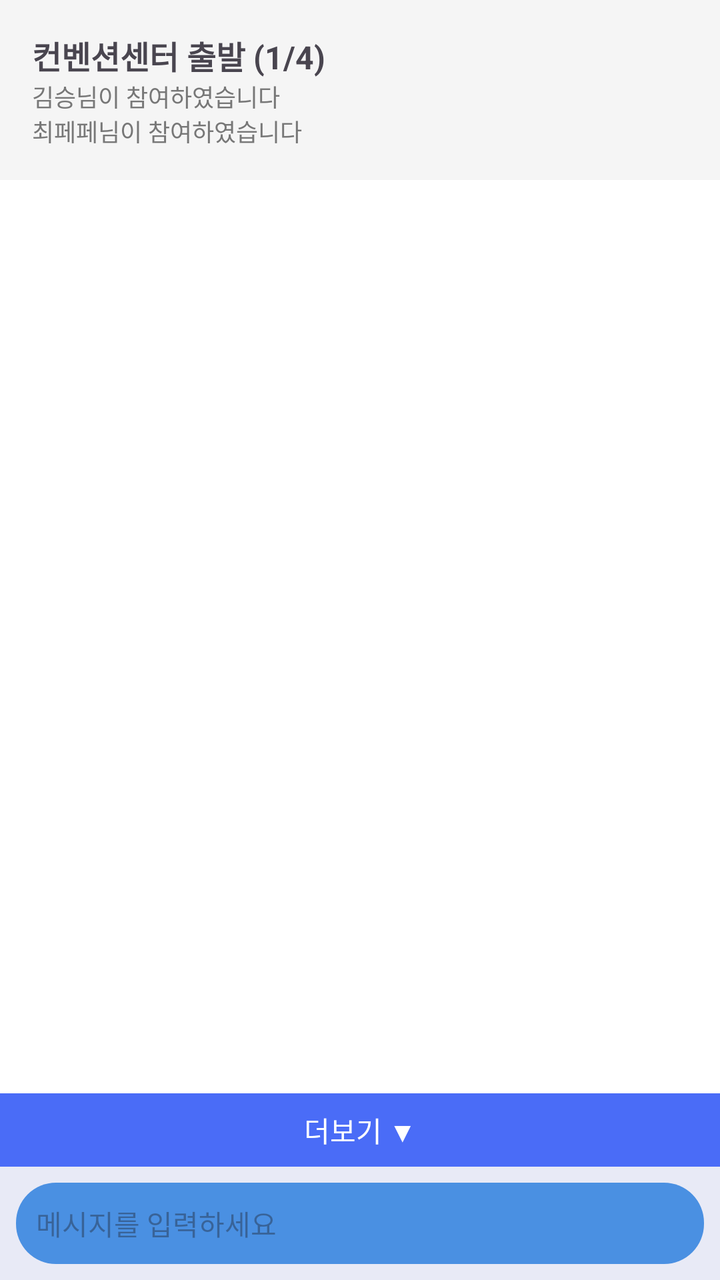
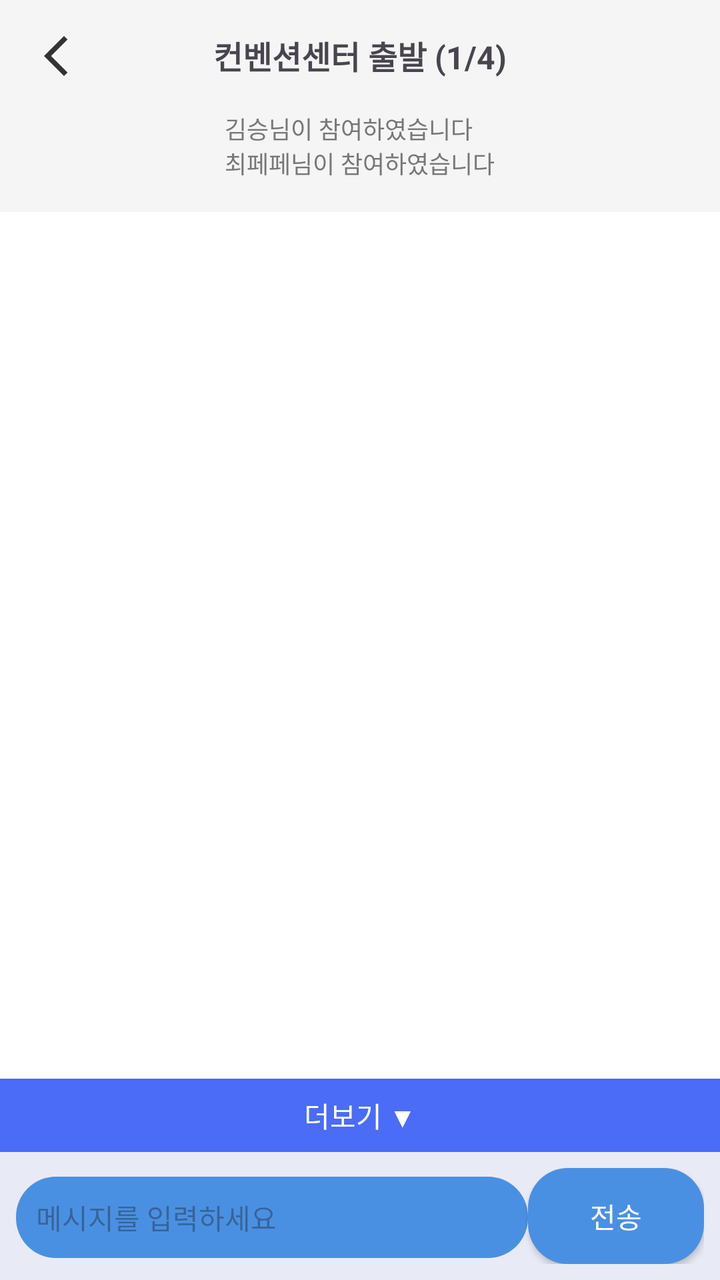

Screens rendered from an Android XML layout before and after an edit, with the pre-edit source and the edit as a unified diff.
<!-- AndroidManifest.xml: application theme Theme.Sharing_Public_Taxi -->
<!-- res/layout/chat_room_activity.xml -->
<LinearLayout
    xmlns:android="http://schemas.android.com/apk/res/android"
    android:layout_width="match_parent"
    android:layout_height="match_parent"
    android:orientation="vertical">

    
    <RelativeLayout
        android:layout_width="match_parent"
        android:layout_height="wrap_content"
        android:background="#F5F5F5"
        android:padding="16dp">

        <TextView
            android:id="@+id/chatTitle"
            android:layout_width="wrap_content"
            android:layout_height="wrap_content"
            android:text="컨벤션센터 출발 (1/4)"
            android:textSize="16sp"
            android:textStyle="bold" />

        <TextView
            android:id="@+id/chatParticipants"
            android:layout_width="wrap_content"
            android:layout_height="wrap_content"
            android:layout_below="@id/chatTitle"
            android:text="김승님이 참여하였습니다\n최페페님이 참여하였습니다"
            android:textSize="12sp"
            android:textColor="#777" />
    </RelativeLayout>

    
    <androidx.recyclerview.widget.RecyclerView
        android:id="@+id/chatRecyclerView"
        android:layout_width="match_parent"
        android:layout_height="0dp"
        android:layout_weight="1"
        android:background="#FFFFFF" />

    
    <LinearLayout
        android:layout_width="match_parent"
        android:layout_height="wrap_content"
        android:orientation="vertical"
        android:background="#4A6CF7"
        android:layout_above="@id/messageContainer">

        
        <TextView
            android:id="@+id/moreButton"
            android:layout_width="match_parent"
            android:layout_height="wrap_content"
            android:gravity="center"
            android:text="더보기 ▼"
            android:textColor="#FFFFFF"
            android:textSize="14sp"
            android:padding="8dp" />

        
        <LinearLayout
            android:id="@+id/expandableView"
            android:layout_width="match_parent"
            android:layout_height="0dp"
            android:orientation="horizontal"
            android:gravity="center"
            android:visibility="gone"
            android:padding="8dp">

            
            <LinearLayout
                android:layout_width="0dp"
                android:layout_height="wrap_content"
                android:layout_weight="1"
                android:orientation="vertical"
                android:gravity="center">

                <ImageView
                    android:layout_width="24dp"
                    android:layout_height="24dp" />

                <TextView
                    android:layout_width="wrap_content"
                    android:layout_height="wrap_content"
                    android:text="출발 알림 전송"
                    android:textColor="#FFFFFF"
                    android:textSize="12sp"
                    android:gravity="center" />
            </LinearLayout>

            
            <LinearLayout
                android:layout_width="0dp"
                android:layout_height="wrap_content"
                android:layout_weight="1"
                android:orientation="vertical"
                android:gravity="center">

                <ImageView
                    android:layout_width="24dp"
                    android:layout_height="24dp" />

                <TextView
                    android:layout_width="wrap_content"
                    android:layout_height="wrap_content"
                    android:text="승강장 정보 전송"
                    android:textColor="#FFFFFF"
                    android:textSize="12sp"
                    android:gravity="center" />
            </LinearLayout>

            
            <LinearLayout
                android:layout_width="0dp"
                android:layout_height="wrap_content"
                android:layout_weight="1"
                android:orientation="vertical"
                android:gravity="center">

                <ImageView
                    android:layout_width="24dp"
                    android:layout_height="24dp" />

                <TextView
                    android:layout_width="wrap_content"
                    android:layout_height="wrap_content"
                    android:text="도착 알림 전송"
                    android:textColor="#FFFFFF"
                    android:textSize="12sp"
                    android:gravity="center" />
            </LinearLayout>
        </LinearLayout>
    </LinearLayout>

    
    <LinearLayout
        android:id="@+id/messageContainer"
        android:layout_width="match_parent"
        android:layout_height="wrap_content"
        android:layout_alignParentBottom="true"
        android:orientation="horizontal"
        android:padding="8dp"
        android:background="#E8EAF6">

        <EditText
            android:id="@+id/messageInput"
            android:layout_width="0dp"
            android:layout_height="wrap_content"
            android:layout_weight="1"
            android:background="@drawable/rounded_buttton"
            android:hint="메시지를 입력하세요"
            android:padding="10dp"
            android:textSize="14sp" />









    </LinearLayout>


</LinearLayout>
<!-- resources referenced by this layout -->
<resources>
  <!-- drawable rounded_buttton (drawable) -->
  <shape xmlns:android="http://schemas.android.com/apk/res/android"
      android:shape="rectangle">
  
      <corners android:radius="20dp" /> 
      <solid android:color="#4A90E2" /> 
  </shape>
  <style name="Theme.Sharing_Public_Taxi" parent="Base.Theme.Sharing_Public_Taxi" />
  <style name="Base.Theme.Sharing_Public_Taxi" parent="Theme.Material3.DayNight.NoActionBar">
          
          
          <item name="floatingActionButtonStyle">@style/Widget.MaterialComponents.FloatingActionButton</item>
      </style>
</resources>

<!-- the commit's change to res/layout/chat_room_activity.xml (unified diff, before → after) -->
@@ -11,19 +11,30 @@
         android:background="#F5F5F5"
         android:padding="16dp">
 
+        <ImageView
+            android:id="@+id/back_button"
+            android:layout_width="wrap_content"
+            android:layout_height="wrap_content"
+            android:src="@drawable/ic_back"
+            android:contentDescription="뒤로 가기 버튼"
+            android:layout_marginEnd="8dp"/>
+
         <TextView
             android:id="@+id/chatTitle"
             android:layout_width="wrap_content"
             android:layout_height="wrap_content"
+            android:layout_centerHorizontal="true"
             android:text="컨벤션센터 출발 (1/4)"
             android:textSize="16sp"
             android:textStyle="bold" />
 
         <TextView
+            android:layout_marginTop="16dp"
             android:id="@+id/chatParticipants"
             android:layout_width="wrap_content"
             android:layout_height="wrap_content"
             android:layout_below="@id/chatTitle"
+            android:layout_centerHorizontal="true"
             android:text="김승님이 참여하였습니다\n최페페님이 참여하였습니다"
             android:textSize="12sp"
             android:textColor="#777" />
@@ -36,6 +47,9 @@
         android:layout_height="0dp"
         android:layout_weight="1"
         android:background="#FFFFFF" />
+
+
+
 
     
     <LinearLayout
@@ -76,12 +90,14 @@
 
                 <ImageView
                     android:layout_width="24dp"
-                    android:layout_height="24dp" />
+                    android:layout_height="24dp"
+                    android:background="@drawable/ic_start"/>
 
                 <TextView
                     android:layout_width="wrap_content"
                     android:layout_height="wrap_content"
                     android:text="출발 알림 전송"
+                    android:layout_marginTop="8dp"
                     android:textColor="#FFFFFF"
                     android:textSize="12sp"
                     android:gravity="center" />
@@ -97,12 +113,14 @@
 
                 <ImageView
                     android:layout_width="24dp"
-                    android:layout_height="24dp" />
+                    android:layout_height="24dp"
+                    android:background="@drawable/ic_bank"/>
 
                 <TextView
                     android:layout_width="wrap_content"
                     android:layout_height="wrap_content"
                     android:text="승강장 정보 전송"
+                    android:layout_marginTop="8dp"
                     android:textColor="#FFFFFF"
                     android:textSize="12sp"
                     android:gravity="center" />
@@ -118,13 +136,15 @@
 
                 <ImageView
                     android:layout_width="24dp"
-                    android:layout_height="24dp" />
+                    android:layout_height="24dp"
+                    android:background="@drawable/ic_destination"/>
 
                 <TextView
                     android:layout_width="wrap_content"
                     android:layout_height="wrap_content"
                     android:text="도착 알림 전송"
                     android:textColor="#FFFFFF"
+                    android:layout_marginTop="8dp"
                     android:textSize="12sp"
                     android:gravity="center" />
             </LinearLayout>
@@ -151,14 +171,14 @@
             android:padding="10dp"
             android:textSize="14sp" />
 
-
-
-
-
-
-
-
-
+        <Button
+            android:id="@+id/sendButton"
+            android:layout_width="wrap_content"
+            android:layout_height="wrap_content"
+            android:text="전송"
+            android:textColor="#FFFFFF"
+            android:background="@drawable/rounded_buttton"
+            android:padding="10dp" />
     </LinearLayout>
 
 
<!-- resource entries referenced after the edit -->
@@ -1,5 +1,14 @@
 <!-- resources referenced by this layout -->
 <resources>
+  <!-- drawable ic_back (drawable) -->
+  <vector xmlns:android="http://schemas.android.com/apk/res/android" android:height="24dp" android:tint="#333333" android:viewportHeight="24" android:viewportWidth="24" android:width="24dp">
+        
+      <path android:fillColor="@android:color/white" android:pathData="M17.77,3.77l-1.77,-1.77l-10,10l10,10l1.77,-1.77l-8.23,-8.23z"/>
+      
+  </vector>
+  <!-- drawable ic_bank: png bitmap (drawable, 278 bytes) -->
+  <!-- drawable ic_destination: png bitmap (drawable, 345 bytes) -->
+  <!-- drawable ic_start: png bitmap (drawable, 333 bytes) -->
   <!-- drawable rounded_buttton (drawable) -->
   <shape xmlns:android="http://schemas.android.com/apk/res/android"
       android:shape="rectangle">
